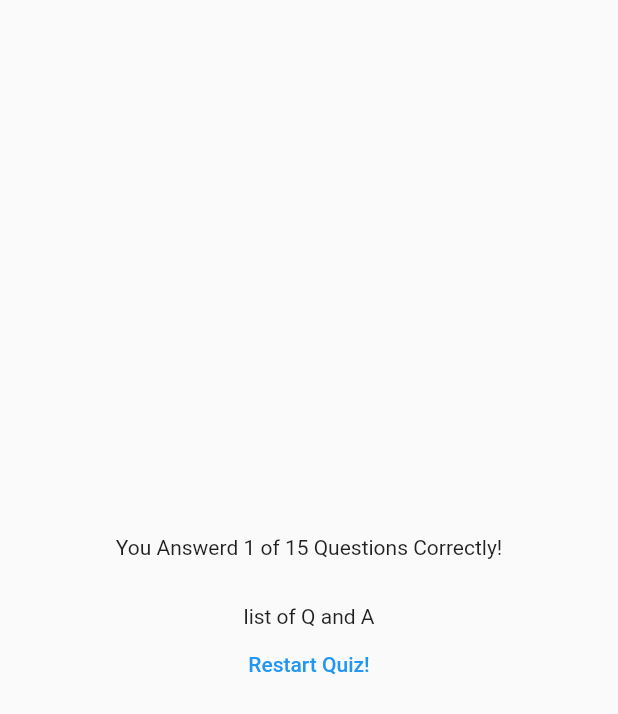
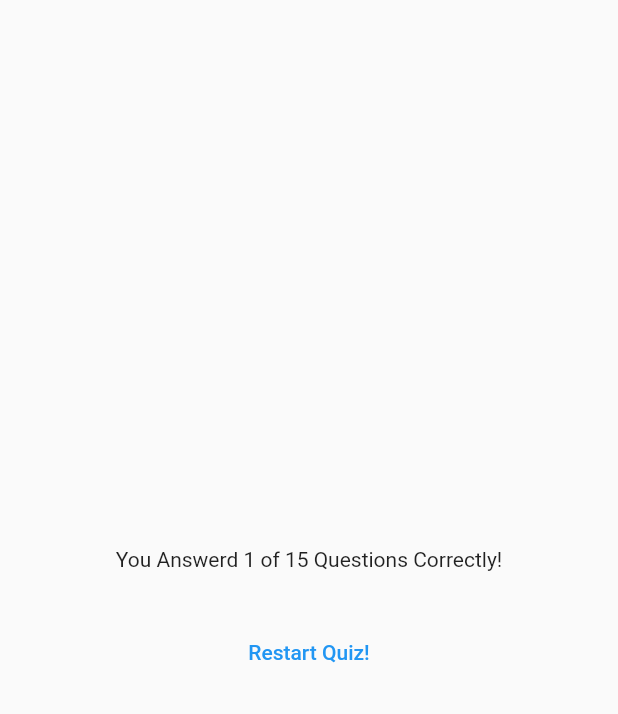
Before and after one commit to thatserfan/Quiz-App-Flutter, a Flutter app: the ResultScreen widget shown alone on an empty page, opened directly with empty values, on a phone screen of 412 x 824 dp. Shown: the top 714 px of the screen. Run offline on Flutter 3.47's test engine with Material 2 defaults, Android fonts, the phone set to English and light mode, and no system bars; our stand-ins replace google_fonts.

Commit message:
Show Results in results_screen

```diff
--- a/lib/quiz.dart
+++ b/lib/quiz.dart
@@ -35,7 +35,6 @@ class _QuizState extends State<Quiz> {
 
     if (selectedAnswers.length == questions.length) {
       setState(() {
-        selectedAnswers = [];
         activeScreen = 'results-screen';
       });
     }
--- a/lib/results_screen.dart
+++ b/lib/results_screen.dart
@@ -1,5 +1,6 @@
 import 'package:flutter/material.dart';
 import 'package:quiz_app/data/questions.dart';
+import 'package:quiz_app/questions_summary.dart';
 
 class ResultScreen extends StatelessWidget {
   const ResultScreen({
@@ -14,10 +15,10 @@ class ResultScreen extends StatelessWidget {
 
     for (var i = 0; i < chosenAnswers.length; i++) {
       sammary.add({
-        'qusetion_index' : i,
-        'qusetion' : questions[i].text,
-        'correct_answer' :  questions[i].answers[0],
-        'user_answer' : chosenAnswers[i],
+        'qusetion_index': i,
+        'qusetion': questions[i].text,
+        'correct_answer': questions[i].answers[0],
+        'user_answer': chosenAnswers[i],
       });
     }
 
@@ -37,9 +38,7 @@ class ResultScreen extends StatelessWidget {
               "You Answerd 1 of 15 Questions Correctly!",
             ),
             const SizedBox(height: 30),
-            const Text(
-              "list of Q and A",
-            ),
+            QuestionsSummary(getSummaryData()),
             TextButton(
               onPressed: () {},
               child: const Text("Restart Quiz!"),
```
Also changed, not shown: lib/questions_summary.dart (added, +26 -0 lines).
